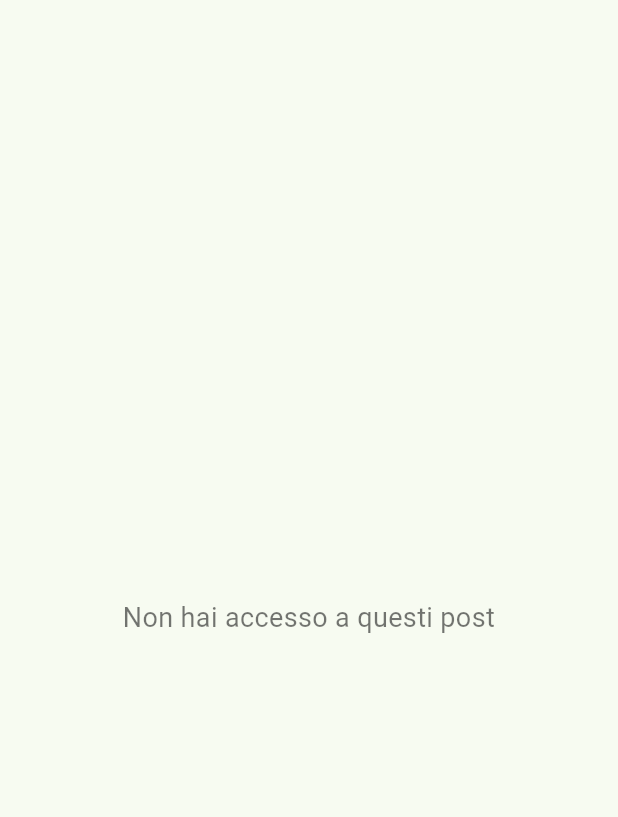
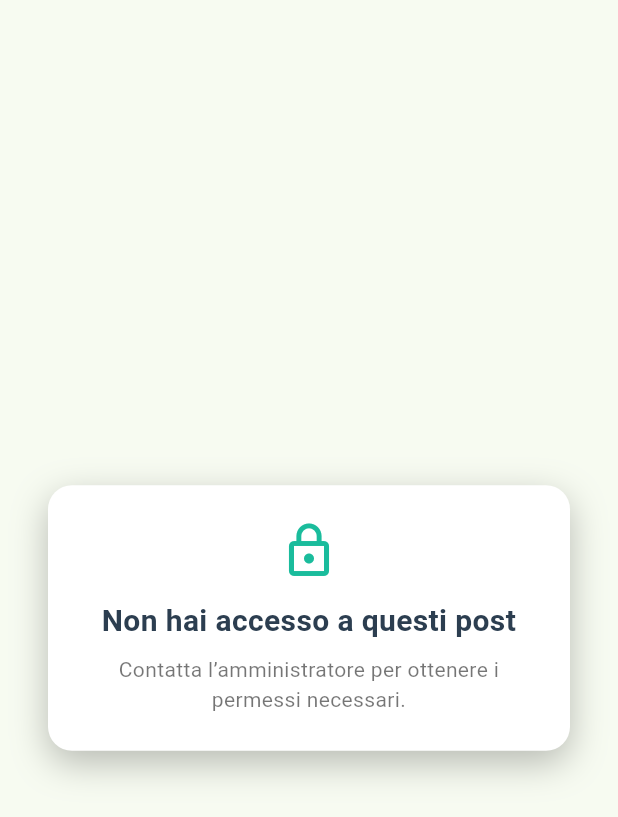
Before and after one commit to riccardopirani/appcondomini, a Flutter app: the PostTab widget shown alone on an empty page, opened directly with empty values, on a phone screen of 412 x 824 dp. Shown: the top 817 px of the screen. Run offline on Flutter 3.47's test engine with Material 3 defaults, Android fonts, the phone set to English and light mode, and no system bars.

Commit message:
fix code

```diff
--- a/lib/main.dart
+++ b/lib/main.dart
@@ -562,7 +562,86 @@ class TabScreen extends StatelessWidget {
     );
   }
 }
+class NoAccessMessage extends StatefulWidget {
+  const NoAccessMessage({super.key});
 
+  @override
+  State<NoAccessMessage> createState() => _NoAccessMessageState();
+}
+
+class _NoAccessMessageState extends State<NoAccessMessage>
+    with SingleTickerProviderStateMixin {
+  late AnimationController _controller;
+  late Animation<double> _opacityAnimation;
+
+  @override
+  void initState() {
+    super.initState();
+    _controller = AnimationController(
+      vsync: this,
+      duration: const Duration(milliseconds: 800),
+    );
+    _opacityAnimation = Tween<double>(begin: 0.0, end: 1.0).animate(
+      CurvedAnimation(parent: _controller, curve: Curves.easeInOut),
+    );
+    _controller.forward();
+  }
+
+  @override
+  void dispose() {
+    _controller.dispose();
+    super.dispose();
+  }
+
+  @override
+  Widget build(BuildContext context) {
+    return FadeTransition(
+      opacity: _opacityAnimation,
+      child: Center(
+        child: Container(
+          padding: const EdgeInsets.all(24),
+          margin: const EdgeInsets.symmetric(horizontal: 32),
+          decoration: BoxDecoration(
+            color: Colors.white,
+            borderRadius: BorderRadius.circular(16),
+            boxShadow: [
+              BoxShadow(
+                color: Colors.black26,
+                blurRadius: 20,
+                offset: const Offset(0, 8),
+              ),
+            ],
+          ),
+          child: Column(
+            mainAxisSize: MainAxisSize.min,
+            children: const [
+              Icon(Icons.lock_outline, color: Color(0xFF1ABC9C), size: 40),
+              SizedBox(height: 12),
+              Text(
+                'Non hai accesso a questi post',
+                textAlign: TextAlign.center,
+                style: TextStyle(
+                  fontSize: 20,
+                  color: Color(0xFF2C3E50),
+                  fontWeight: FontWeight.bold,
+                ),
+              ),
+              SizedBox(height: 8),
+              Text(
+                'Contatta l’amministratore per ottenere i permessi necessari.',
+                textAlign: TextAlign.center,
+                style: TextStyle(
+                  fontSize: 14,
+                  color: Colors.black54,
+                ),
+              ),
+            ],
+          ),
+        ),
+      ),
+    );
+  }
+}
 class PostTab extends StatelessWidget {
   final List<dynamic> posts;
   const PostTab({Key? key, required this.posts}) : super(key: key);
@@ -581,16 +660,7 @@ class PostTab extends StatelessWidget {
     }).toList();
 
     if (visiblePosts.isEmpty) {
-      return Center(
-        child: Text(
-          'Non hai accesso a questi post',
-          style: const TextStyle(
-            fontSize: 18,
-            color: Colors.black54,
-          ),
-          textAlign: TextAlign.center,
-        ),
-      );
+      return const NoAccessMessage();
     }
 
     return ListView.builder(
```
